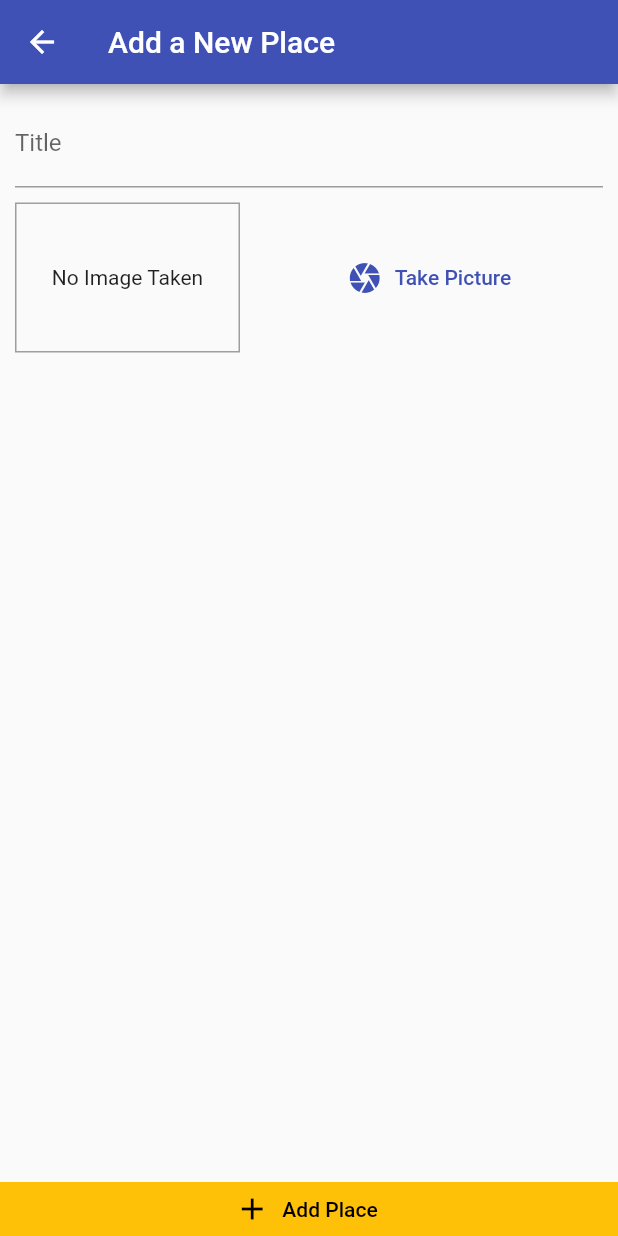
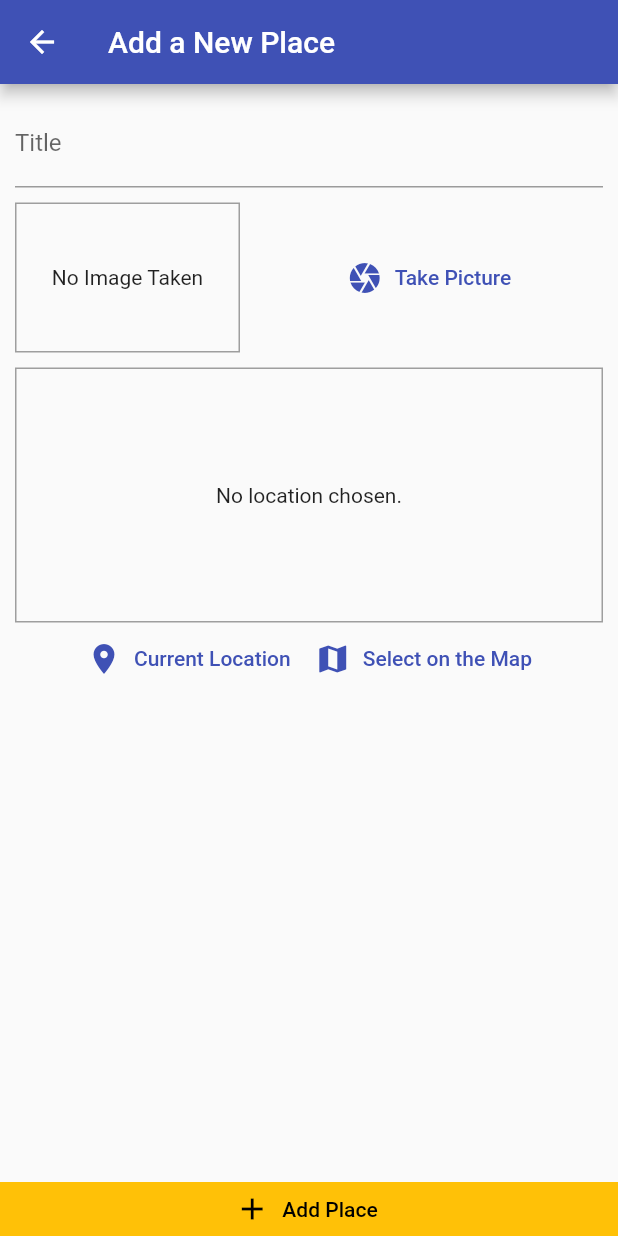
Before and after one commit to massimilianoporzio/native-maps, a Flutter app: the AddPlaceScreen screen opened by its route, on a phone screen of 412 x 824 dp. Run offline on Flutter 3.47's test engine with Material 2 defaults, Android fonts, the phone set to English and light mode, and no system bars; our stand-ins replace image_picker, location, sqflite; accounts and stored records are empty.

Commit message:
static map

```diff
--- /dev/null
+++ b/lib/helpers/location_helper.dart
@@ -0,0 +1,8 @@
+import 'package:nativemaps/env/env.dart';
+
+class LocationHelper {
+  static String generateLocationPreviewImage(
+      {double? latitude, double? longitude}) {
+    return 'https://maps.googleapis.com/maps/api/staticmap?center=$latitude,$longitude&zoom=16&size=600x300&markers=color:red%7Clabel:A%7C$latitude,$longitude&key=${Env.MAPSKEY}';
+  }
+}
--- a/lib/screens/add_place_screen.dart
+++ b/lib/screens/add_place_screen.dart
@@ -3,6 +3,7 @@ import 'dart:io';
 import 'package:flutter/material.dart';
 import 'package:nativemaps/providers/great_places.dart';
 import 'package:nativemaps/widgets/image_input.dart';
+import 'package:nativemaps/widgets/location_input.dart';
 import 'package:provider/provider.dart';
 
 class AddPlaceScreen extends StatefulWidget {
@@ -61,7 +62,11 @@ class _AddPlaceScreenState extends State<AddPlaceScreen> {
                   ),
                   ImageInput(
                     onSelectImage: _selectImage,
-                  )
+                  ),
+                  const SizedBox(
+                    height: 10.0,
+                  ),
+                  const LocationInput(),
                 ],
               ),
             ))),
--- /dev/null
+++ b/lib/widgets/location_input.dart
@@ -0,0 +1,68 @@
+import 'package:flutter/material.dart';
+import 'package:location/location.dart';
+import 'package:nativemaps/helpers/location_helper.dart';
+
+class LocationInput extends StatefulWidget {
+  const LocationInput({super.key});
+
+  @override
+  State<LocationInput> createState() => _LocationInputState();
+}
+
+class _LocationInputState extends State<LocationInput> {
+  String? _previewImageUrl;
+  Future<void> _getCurrentLocation() async {
+    final locData = await Location().getLocation();
+    final staticMapImageUrl = LocationHelper.generateLocationPreviewImage(
+        latitude: locData.latitude, longitude: locData.longitude);
+    setState(() {
+      _previewImageUrl = staticMapImageUrl;
+    });
+  }
+
+  @override
+  Widget build(BuildContext context) {
+    return Column(
+      children: [
+        Container(
+          decoration:
+              BoxDecoration(border: Border.all(width: 1, color: Colors.grey)),
+          height: 170,
+          width: double.infinity,
+          alignment: Alignment.center,
+          child: _previewImageUrl == null
+              ? const Text(
+                  'No location chosen.',
+                  textAlign: TextAlign.center,
+                )
+              : Image.network(
+                  _previewImageUrl!,
+                  fit: BoxFit.cover,
+                  width: double.infinity,
+                ),
+        ),
+        Row(
+          mainAxisAlignment: MainAxisAlignment.center,
+          children: [
+            TextButton.icon(
+                onPressed: _getCurrentLocation,
+                icon: const Icon(Icons.location_on),
+                label: Text(
+                  'Current Location',
+                  style:
+                      TextStyle(color: Theme.of(context).colorScheme.primary),
+                )),
+            TextButton.icon(
+                onPressed: () {},
+                icon: const Icon(Icons.map),
+                label: Text(
+                  'Select on the Map',
+                  style:
+                      TextStyle(color: Theme.of(context).colorScheme.primary),
+                )),
+          ],
+        )
+      ],
+    );
+  }
+}
--- a/pubspec.yaml
+++ b/pubspec.yaml
@@ -42,6 +42,8 @@ dependencies:
   path: ^1.8.2
   uuid: ^3.0.6
   sqflite: ^2.2.0+2
+  location: ^4.4.0
+  envied: ^0.2.3
 
 dev_dependencies:
   flutter_test:
@@ -53,6 +55,8 @@ dev_dependencies:
   # package. See that file for information about deactivating specific lint
   # rules and activating additional ones.
   flutter_lints: ^2.0.0
+  envied_generator: ^0.2.3
+  build_runner: ^2.3.2
 
 # For information on the generic Dart part of this file, see the
 # following page: https://dart.dev/tools/pub/pubspec
```
Also changed, not shown: pubspec.lock, 5 other files.
